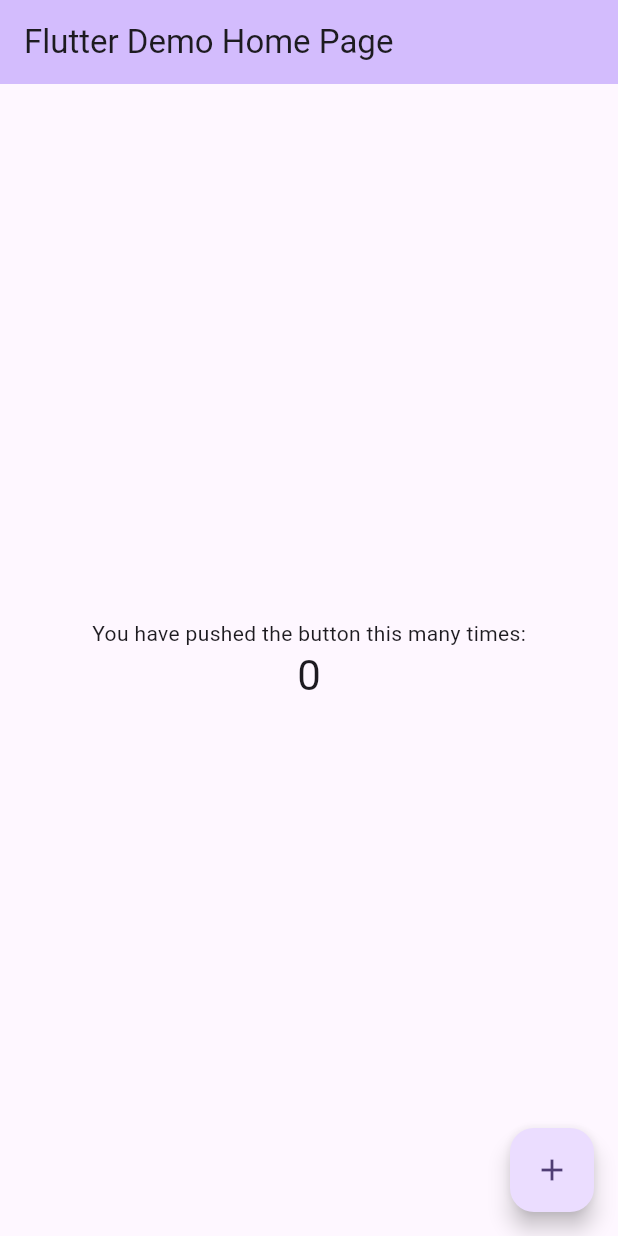
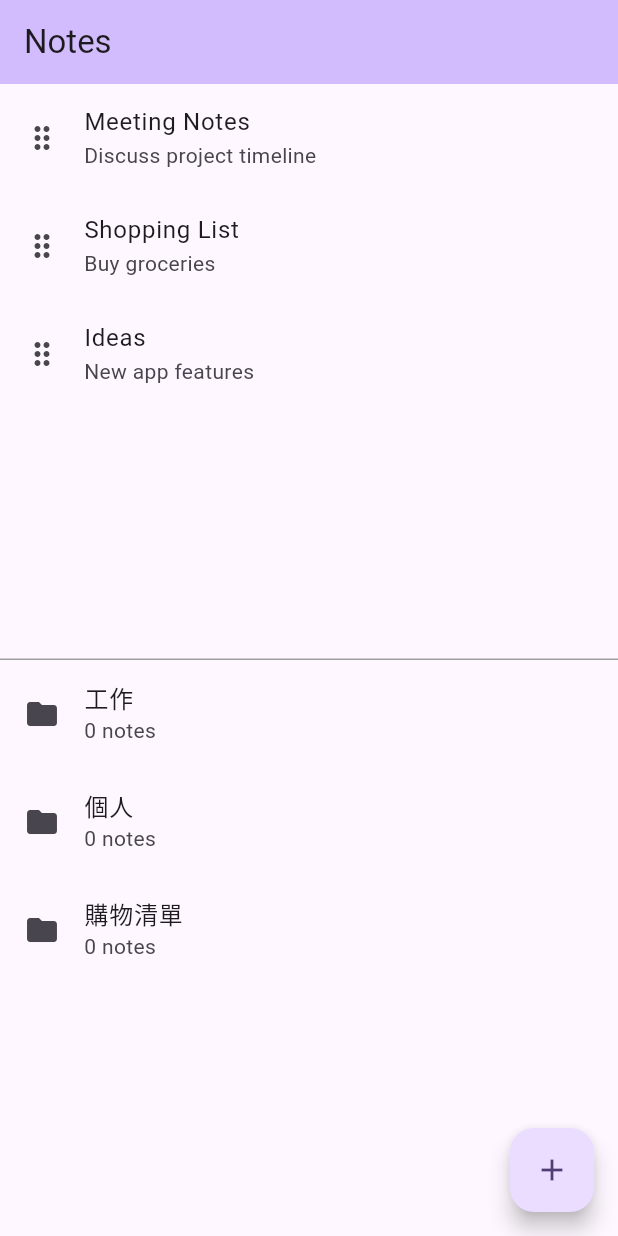
Before and after one commit to XuHaoJun/notego, a Flutter app: the screen it shows after launch, on a phone screen of 412 x 824 dp. Run offline on Flutter 3.47's test engine with Material 3 defaults, Android fonts, the phone set to English and light mode, and no system bars.

Commit message:
feat(prototype): top, down parts

```diff
--- a/lib/main.dart
+++ b/lib/main.dart
@@ -1,4 +1,5 @@
 import 'package:flutter/material.dart';
+import 'package:uuid/uuid.dart';
 
 void main() {
   runApp(const MyApp());
@@ -54,72 +55,182 @@
   State<MyHomePage> createState() => _MyHomePageState();
 }
 
+// 新增 Note 模型類
+class Note {
+  final String id;
+  String title;
+  String content;
+  final DateTime createdAt;
+  DateTime updatedAt;
+
+  Note({
+    String? id,
+    required this.title,
+    required this.content,
+    DateTime? createdAt,
+    DateTime? updatedAt,
+  }) :
+    id = id ?? const Uuid().v4(),
+    createdAt = createdAt ?? DateTime.now(),
+    updatedAt = updatedAt ?? DateTime.now();
+}
+
+// 新增 Drawer 模型類
+class Drawer {
+  final String id;
+  String title;
+  List<Note> notes;
+  final DateTime createdAt;
+  DateTime updatedAt;
+
+  Drawer({
+    String? id,
+    required this.title,
+    List<Note>? notes,
+    DateTime? createdAt,
+    DateTime? updatedAt,
+  }) :
+    id = id ?? const Uuid().v4(),
+    notes = notes ?? [],
+    createdAt = createdAt ?? DateTime.now(),
+    updatedAt = updatedAt ?? DateTime.now();
+}
+
 class _MyHomePageState extends State<MyHomePage> {
-  int _counter = 0;
+  // 更新示例數據
+  List<Note> notes = [
+    Note(
+      title: 'Meeting Notes',
+      content: 'Discuss project timeline'
+    ),
+    Note(
+      title: 'Shopping List',
+      content: 'Buy groceries'
+    ),
+    Note(
+      title: 'Ideas',
+      content: 'New app features'
+    ),
+  ];
 
-  void _incrementCounter() {
-    setState(() {
-      // This call to setState tells the Flutter framework that something has
-      // changed in this State, which causes it to rerun the build method below
-      // so that the display can reflect the updated values. If we changed
-      // _counter without calling setState(), then the build method would not be
-      // called again, and so nothing would appear to happen.
-      _counter++;
-    });
-  }
+  List<Drawer> drawers = [
+    Drawer(title: '工作'),
+    Drawer(title: '個人'),
+    Drawer(title: '購物清單'),
+  ];
+  String? selectedDrawer;
 
   @override
   Widget build(BuildContext context) {
-    // This method is rerun every time setState is called, for instance as done
-    // by the _incrementCounter method above.
-    //
-    // The Flutter framework has been optimized to make rerunning build methods
-    // fast, so that you can just rebuild anything that needs updating rather
-    // than having to individually change instances of widgets.
     return Scaffold(
       appBar: AppBar(
-        // TRY THIS: Try changing the color here to a specific color (to
-        // Colors.amber, perhaps?) and trigger a hot reload to see the AppBar
-        // change color while the other colors stay the same.
         backgroundColor: Theme.of(context).colorScheme.inversePrimary,
-        // Here we take the value from the MyHomePage object that was created by
-        // the App.build method, and use it to set our appbar title.
-        title: Text(widget.title),
+        title: Text('Notes'),
       ),
-      body: Center(
-        // Center is a layout widget. It takes a single child and positions it
-        // in the middle of the parent.
-        child: Column(
-          // Column is also a layout widget. It takes a list of children and
-          // arranges them vertically. By default, it sizes itself to fit its
-          // children horizontally, and tries to be as tall as its parent.
-          //
-          // Column has various properties to control how it sizes itself and
-          // how it positions its children. Here we use mainAxisAlignment to
-          // center the children vertically; the main axis here is the vertical
-          // axis because Columns are vertical (the cross axis would be
-          // horizontal).
-          //
-          // TRY THIS: Invoke "debug painting" (choose the "Toggle Debug Paint"
-          // action in the IDE, or press "p" in the console), to see the
-          // wireframe for each widget.
-          mainAxisAlignment: MainAxisAlignment.center,
-          children: <Widget>[
-            const Text(
-              'You have pushed the button this many times:',
+      body: Column(
+        children: [
+          // 上半部分：筆記列表
+          Expanded(
+            flex: 1,
+            child: Container(
+              decoration: BoxDecoration(
+                border: Border(bottom: BorderSide(color: Colors.grey)),
+              ),
+              child: ListView.builder(
+                itemCount: notes.length,
+                itemBuilder: (context, index) {
+                  return Draggable<Note>(
+                    data: notes[index],
+                    feedback: Material(
+                      child: Container(
+                        padding: EdgeInsets.all(8),
+                        color: Colors.grey.withOpacity(0.5),
+                        child: Row(
+                          mainAxisSize: MainAxisSize.min,
+                          children: [
+                            Icon(Icons.drag_indicator),
+                            SizedBox(width: 8),
+                            Column(
+                              crossAxisAlignment: CrossAxisAlignment.start,
+                              mainAxisSize: MainAxisSize.min,
+                              children: [
+                                Text(
+                                  notes[index].title,
+                                  style: TextStyle(fontWeight: FontWeight.bold),
+                                ),
+                                Text(
+                                  notes[index].content,
+                                  maxLines: 1,
+                                  overflow: TextOverflow.ellipsis,
+                                ),
+                              ],
+                            ),
+                          ],
+                        ),
+                      ),
+                    ),
+                    child: ListTile(
+                      leading: Icon(Icons.drag_indicator),
+                      title: Text(notes[index].title),
+                      subtitle: Text(
+                        notes[index].content,
+                        maxLines: 1,
+                        overflow: TextOverflow.ellipsis,
+                      ),
+                      onTap: () {
+                        // TODO: 實現查看/編輯筆記的邏輯
+                      },
+                    ),
+                  );
+                },
+              ),
             ),
-            Text(
-              '$_counter',
-              style: Theme.of(context).textTheme.headlineMedium,
+          ),
+
+          // 下半部分：抽屜列表
+          Expanded(
+            flex: 1,
+            child: ListView.builder(
+              itemCount: drawers.length,
+              itemBuilder: (context, index) {
+                return DragTarget<Note>(
+                  onAcceptWithDetails: (target) {
+                    setState(() {
+                      selectedDrawer = drawers[index].title;
+                      var draggingNote = target.data;
+                      // 將筆記添加到選定的抽屜中
+                      drawers[index].notes.add(draggingNote);
+                      // 更新抽屜的 updatedAt
+                      drawers[index].updatedAt = DateTime.now();
+                      // 從原始列表中移除筆記（使用 id 比較）
+                      notes.removeWhere((n) => n.id == draggingNote.id);
+                    });
+                  },
+                  builder: (context, candidateData, rejectedData) {
+                    return ListTile(
+                      tileColor: selectedDrawer == drawers[index].title
+                          ? Colors.blue.withOpacity(0.1)
+                          : null,
+                      leading: Icon(Icons.folder),
+                      title: Text(drawers[index].title),
+                      subtitle: Text('${drawers[index].notes.length} notes'),
+                      onTap: () {
+                        // TODO: 實現查看抽屜內容的邏輯
+                      },
+                    );
+                  },
+                );
+              },
             ),
-          ],
-        ),
+          ),
+        ],
       ),
       floatingActionButton: FloatingActionButton(
-        onPressed: _incrementCounter,
-        tooltip: 'Increment',
+        onPressed: () {
+          // TODO: 實現添加新筆記的邏輯
+        },
         child: const Icon(Icons.add),
-      ), // This trailing comma makes auto-formatting nicer for build methods.
+      ),
     );
   }
 }
--- a/pubspec.yaml
+++ b/pubspec.yaml
@@ -38,6 +38,7 @@ dependencies:
   flutter_quill: ^10.8.5
   flutter_quill_extensions: ^10.8.5
   url_launcher: ^6.3.1
+  uuid: ^4.3.3
 
 dev_dependencies:
   flutter_test:
```
Also changed, not shown: pubspec.lock.
